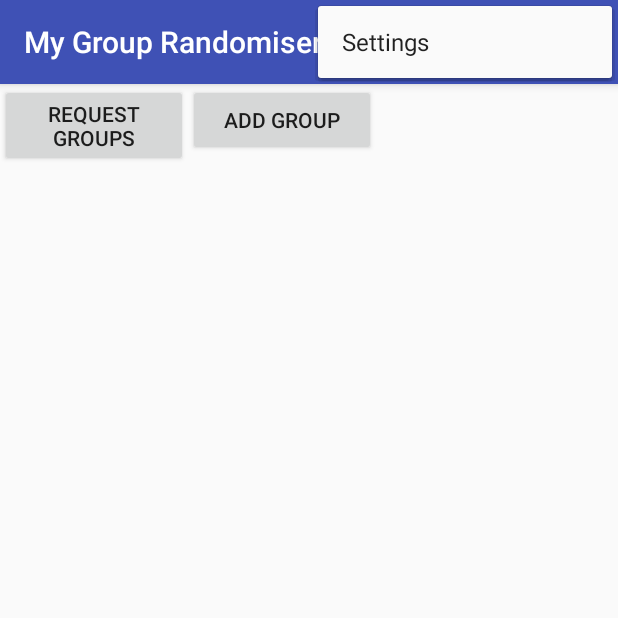
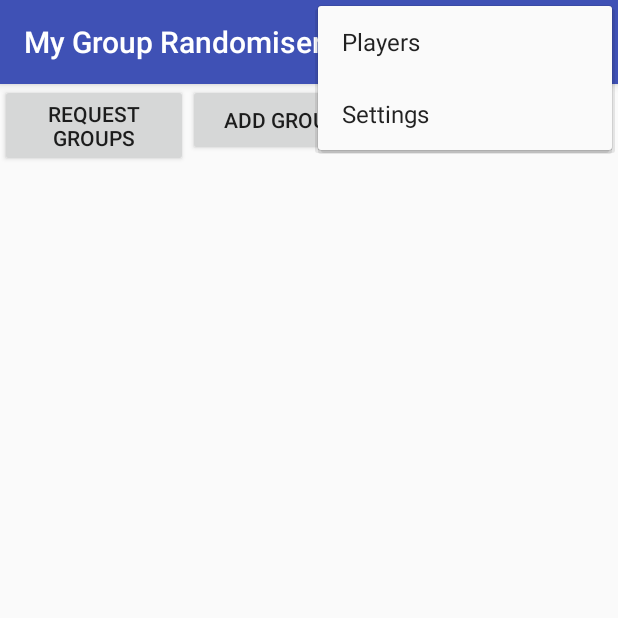
Before and after one commit to seanr89/MyGroupRandomiser, an Android app: the screen it shows after launch (MainActivity), with the options menu open, on a phone screen of 412 x 824 dp, the top half of it. Run offline under Robolectric (Android 15) with nearby library versions, the light colour scheme and no system bars.

Commit message:
Addition of initial activity for players with method added and navigation intent call

```diff
--- a/app/src/main/AndroidManifest.xml
+++ b/app/src/main/AndroidManifest.xml
@@ -20,6 +20,10 @@
         <activity
             android:name=".NavigationBarActivity"
             android:label="@string/title_activity_navigation_bar"
+            android:theme="@style/AppTheme.NoActionBar" />
+        <activity
+            android:name=".PlayerActivity"
+            android:label="@string/title_activity_player"
             android:theme="@style/AppTheme.NoActionBar"></activity>
     </application>
 
--- a/app/src/main/java/com/example/seanrafferty/mygrouprandomiser/MainActivity.kt
+++ b/app/src/main/java/com/example/seanrafferty/mygrouprandomiser/MainActivity.kt
@@ -4,6 +4,7 @@ import android.content.Intent
 import android.support.v7.app.AppCompatActivity
 import android.os.Bundle
 import android.view.Menu
+import android.view.MenuItem
 import android.widget.Button
 import android.widget.ListView
 import android.widget.Toast
@@ -39,8 +40,30 @@ class MainActivity : AppCompatActivity()
         }
     }
 
+    /**
+     * handle creation of option action overflow on view
+     * with xml menu option file targetted
+     */
     override fun onCreateOptionsMenu(menu: Menu): Boolean {
-        menuInflater.inflate(R.menu.navigation_bar, menu)
+        menuInflater.inflate(R.menu.action_overflow, menu)
+        return true
+    }
+
+    /**
+     * overridden handle action overflow item selection events
+     */
+    override fun onOptionsItemSelected(item: MenuItem): Boolean
+    {
+            when(item.itemId)
+            {
+                R.id.action_players -> {
+                    NavigateToPlayersActivity()
+                    return true
+                }
+                R.id.action_settings -> {
+
+                }
+            }
         return true
     }
 
@@ -89,4 +112,13 @@ class MainActivity : AppCompatActivity()
         var intent= Intent(this,AddGroup::class.java)
         startActivity(intent)
     }
+
+    /**
+     * create and start the player activity
+     */
+    fun NavigateToPlayersActivity()
+    {
+        var intent= Intent(this,PlayerActivity::class.java)
+        startActivity(intent)
+    }
 }
--- /dev/null
+++ b/app/src/main/res/menu/action_overflow.xml
@@ -0,0 +1,14 @@
+<?xml version="1.0" encoding="utf-8"?>
+<menu xmlns:android="http://schemas.android.com/apk/res/android"
+    xmlns:app="http://schemas.android.com/apk/res-auto">
+    <item
+        android:id="@+id/action_players"
+        android:orderInCategory="100"
+        android:title="@string/overflow_players"
+        app:showAsAction="never" />
+    <item
+        android:id="@+id/action_settings"
+        android:orderInCategory="100"
+        android:title="@string/overflow_settings"
+        app:showAsAction="never" />
+</menu>
--- a/app/src/main/res/values/strings.xml
+++ b/app/src/main/res/values/strings.xml
@@ -3,6 +3,10 @@
 
     <!-- Group List View -->
     <string name="group_leftTextView">Group Name</string>
+
+    <!-- Action Overflow Items -->
+    <string name="overflow_players">Players</string>
+    <string name="overflow_settings">Settings</string>
 
     <!-- Navigation Draw Content -->
     <string name="title_activity_navigation_bar">Nav Drawer</string>
@@ -12,6 +16,7 @@
     <string name="nav_header_subtitle">android.studio@android.com</string>
     <string name="nav_header_desc">Navigation header</string>
     <string name="action_settings">Settings</string>
+    <string name="title_activity_player">PlayerActivity</string>
 
     <!-- Navigation Drawer menu labels -->
 
```
Also changed, not shown: app/src/main/java/com/example/seanrafferty/mygrouprandomiser/PlayerActivity.kt (added, +22 -0 lines), app/src/main/res/layout/activity_player.xml (added, +33 -0 lines), app/src/main/res/layout/content_player.xml (added, +11 -0 lines).
